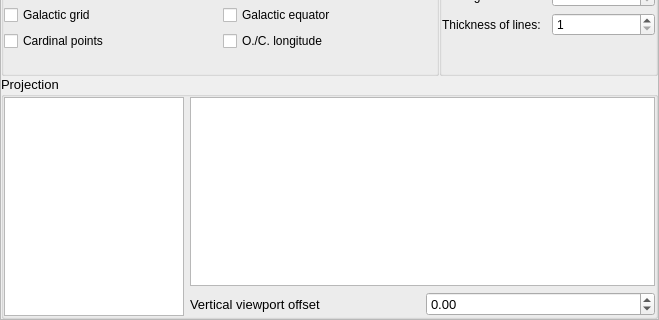
Above: src/gui/viewDialog.ui from 519984307/stellarium_src before the change; both pictures show x 0 to 659 and y 240 to 560 of the 659 by 560 pixel window. Below: the same form after it.
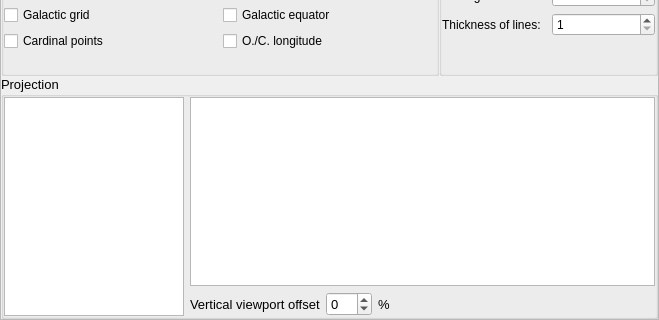
That is the form after the change. The open tabs and pages were chosen to show the change. Icons and pictures are not drawn. Custom widgets are drawn as their Qt base class.

Commit message: Changed viewport offset display in GUI to show percent.

```diff
--- a/src/gui/viewDialog.ui
+++ b/src/gui/viewDialog.ui
@@ -1654,18 +1654,47 @@
                   </widget>
                  </item>
                  <item>
-                  <widget class="QDoubleSpinBox" name="viewportOffsetSpinBox">
+                  <widget class="QSpinBox" name="viewportOffsetSpinBox">
+                   <property name="sizePolicy">
+                    <sizepolicy hsizetype="Preferred" vsizetype="Fixed">
+                     <horstretch>0</horstretch>
+                     <verstretch>0</verstretch>
+                    </sizepolicy>
+                   </property>
                    <property name="minimum">
-                    <double>-0.500000000000000</double>
+                    <number>-50</number>
                    </property>
                    <property name="maximum">
-                    <double>0.500000000000000</double>
+                    <number>50</number>
                    </property>
-                   <property name="singleStep">
-                    <double>0.010000000000000</double>
+                  </widget>
+                 </item>
+                 <item>
+                  <widget class="QLabel" name="percentLabel">
+                   <property name="sizePolicy">
+                    <sizepolicy hsizetype="Minimum" vsizetype="Preferred">
+                     <horstretch>0</horstretch>
+                     <verstretch>0</verstretch>
+                    </sizepolicy>
                    </property>
+                   <property name="text">
+                    <string>%</string>
+                   </property>
                   </widget>
                  </item>
+                 <item>
+                  <spacer name="horizontalSpacer">
+                   <property name="orientation">
+                    <enum>Qt::Horizontal</enum>
+                   </property>
+                   <property name="sizeHint" stdset="0">
+                    <size>
+                     <width>40</width>
+                     <height>20</height>
+                    </size>
+                   </property>
+                  </spacer>
+                 </item>
                 </layout>
                </item>
               </layout>
```
Left out of the diff: 2 changed lines with no effect on the pictures. The commit also changes 3 other files.
